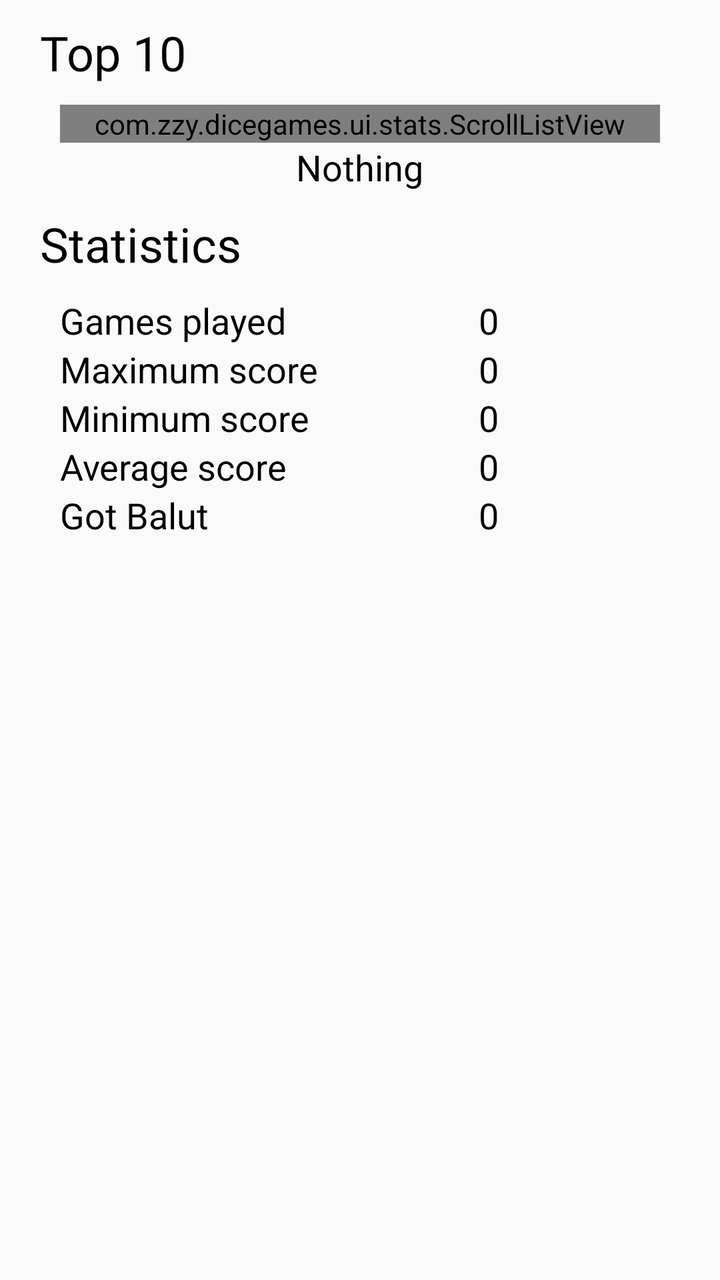
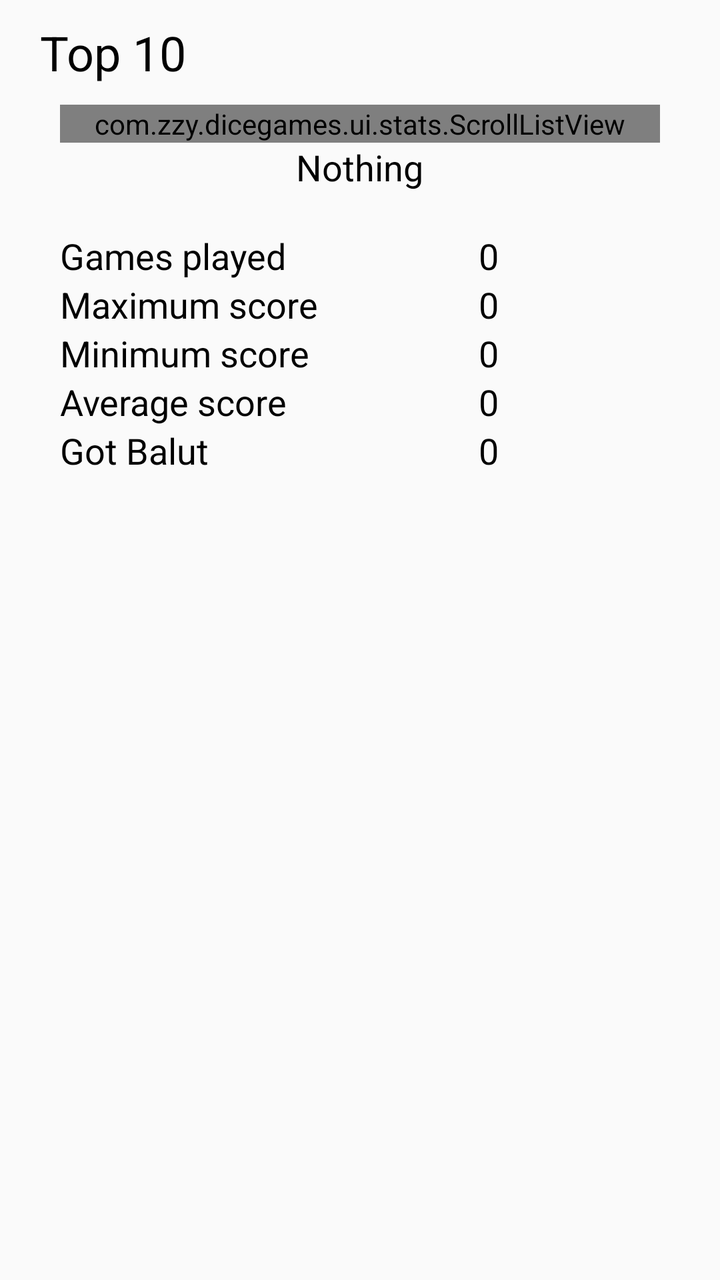

Before-and-after screenshots of an Android layout around one commit, followed by the original layout XML and the change that was made.
<!-- AndroidManifest.xml: application theme AppTheme -->
<!-- res/layout/fragment_balut_stats.xml -->
<?xml version="1.0" encoding="utf-8"?>
<ScrollView xmlns:android="http://schemas.android.com/apk/res/android"
    xmlns:tools="http://schemas.android.com/tools"
    android:layout_width="match_parent"
    android:layout_height="match_parent"
    tools:context=".ui.stats.BalutStatsFragment">

    <LinearLayout
        android:layout_width="match_parent"
        android:layout_height="wrap_content"
        android:orientation="vertical">

        <TextView
            android:layout_width="wrap_content"
            android:layout_height="wrap_content"
            android:layout_marginStart="20dp"
            android:layout_marginTop="10dp"
            android:layout_marginBottom="10dp"
            android:text="@string/top10"
            android:textSize="24sp" />

        <com.zzy.dicegames.ui.stats.ScrollListView
            android:id="@+id/lvHighScores"
            android:layout_width="match_parent"
            android:layout_height="wrap_content"
            android:layout_marginStart="30dp"
            android:layout_marginEnd="30dp" />

        <TextView
            android:id="@+id/tvNothing"
            android:layout_width="wrap_content"
            android:layout_height="wrap_content"
            android:layout_gravity="center_horizontal"
            android:text="@string/nothing"
            android:textSize="18sp" />

        <TextView
            android:layout_width="wrap_content"
            android:layout_height="wrap_content"
            android:layout_marginStart="20dp"
            android:layout_marginTop="10dp"
            android:layout_marginBottom="10dp"
            android:text="@string/statistics"
            android:textSize="24sp" />

        <TableLayout
            android:layout_width="match_parent"
            android:layout_height="wrap_content"
            android:layout_marginStart="30dp"
            android:layout_marginEnd="30dp"
            android:layout_marginBottom="20sp">

            <TableRow>

                <TextView
                    android:layout_width="match_parent"
                    android:layout_height="wrap_content"
                    android:layout_weight="1"
                    android:text="@string/gamesPlayed"
                    android:textSize="18sp" />

                <TextView
                    android:id="@+id/tvGamesPlayed"
                    android:layout_width="match_parent"
                    android:layout_height="wrap_content"
                    android:layout_weight="1"
                    android:text="0"
                    android:textSize="18sp" />

            </TableRow>

            <TableRow>

                <TextView
                    android:layout_width="match_parent"
                    android:layout_height="wrap_content"
                    android:layout_weight="1"
                    android:text="@string/maxScore"
                    android:textSize="18sp" />

                <TextView
                    android:id="@+id/tvMaxScore"
                    android:layout_width="match_parent"
                    android:layout_height="wrap_content"
                    android:layout_weight="1"
                    android:text="0"
                    android:textSize="18sp" />

            </TableRow>

            <TableRow>

                <TextView
                    android:layout_width="match_parent"
                    android:layout_height="wrap_content"
                    android:layout_weight="1"
                    android:text="@string/minScore"
                    android:textSize="18sp" />

                <TextView
                    android:id="@+id/tvMinScore"
                    android:layout_width="match_parent"
                    android:layout_height="wrap_content"
                    android:layout_weight="1"
                    android:text="0"
                    android:textSize="18sp" />

            </TableRow>

            <TableRow>

                <TextView
                    android:layout_width="match_parent"
                    android:layout_height="wrap_content"
                    android:layout_weight="1"
                    android:text="@string/averageScore"
                    android:textSize="18sp" />

                <TextView
                    android:id="@+id/tvAverageScore"
                    android:layout_width="match_parent"
                    android:layout_height="wrap_content"
                    android:layout_weight="1"
                    android:text="0"
                    android:textSize="18sp" />

            </TableRow>

            <TableRow>

                <TextView
                    android:layout_width="match_parent"
                    android:layout_height="wrap_content"
                    android:layout_weight="1"
                    android:text="@string/gotBalut"
                    android:textSize="18sp" />

                <TextView
                    android:id="@+id/tvGotBalut"
                    android:layout_width="match_parent"
                    android:layout_height="wrap_content"
                    android:layout_weight="1"
                    android:text="0"
                    android:textSize="18sp" />

            </TableRow>

        </TableLayout>

    </LinearLayout>

</ScrollView>
<!-- resources referenced by this layout -->
<resources>
  <string name="averageScore">Average score</string>
  <string name="gamesPlayed">Games played</string>
  <string name="gotBalut">Got Balut</string>
  <string name="maxScore">Maximum score</string>
  <string name="minScore">Minimum score</string>
  <string name="nothing">Nothing</string>
  <string name="statistics">Statistics</string>
  <string name="top10">Top 10</string>
  <style name="AppTheme" parent="Theme.AppCompat.Light">
          
          <item name="android:textColor">@android:color/black</item>
          <item name="buttonStyle">@android:style/Widget.Holo.Light.Button</item>
      </style>
</resources>

<!-- the commit's change to res/layout/fragment_balut_stats.xml (unified diff, before → after) -->
@@ -34,21 +34,13 @@
             android:text="@string/nothing"
             android:textSize="18sp" />
 
-        <TextView
-            android:layout_width="wrap_content"
-            android:layout_height="wrap_content"
-            android:layout_marginStart="20dp"
-            android:layout_marginTop="10dp"
-            android:layout_marginBottom="10dp"
-            android:text="@string/statistics"
-            android:textSize="24sp" />
-
         <TableLayout
             android:layout_width="match_parent"
             android:layout_height="wrap_content"
             android:layout_marginStart="30dp"
             android:layout_marginEnd="30dp"
-            android:layout_marginBottom="20sp">
+            android:layout_marginTop="20dp"
+            android:layout_marginBottom="20dp">
 
             <TableRow>
 
<!-- resource entries referenced after the edit -->
@@ -6,7 +6,6 @@
   <string name="maxScore">Maximum score</string>
   <string name="minScore">Minimum score</string>
   <string name="nothing">Nothing</string>
-  <string name="statistics">Statistics</string>
   <string name="top10">Top 10</string>
   <style name="AppTheme" parent="Theme.AppCompat.Light">
           
